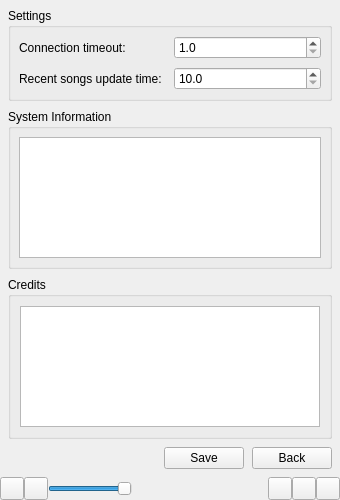
Above: resources/gui/main-window.ui from alexitx/eternal-radio-player before the change. Below: the same form after it.
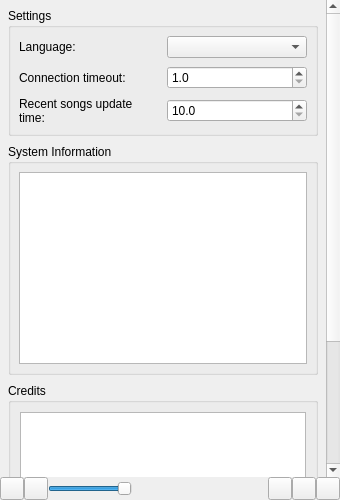
That is the form after the change. The open tabs and pages were chosen to show the change. Icons and pictures are not drawn. Custom widgets are drawn as their Qt base class.

Diff of the .ui file:
```diff
--- a/resources/gui/main-window.ui
+++ b/resources/gui/main-window.ui
@@ -150,8 +150,8 @@
             <rect>
              <x>0</x>
              <y>0</y>
-             <width>340</width>
-             <height>478</height>
+             <width>323</width>
+             <height>634</height>
             </rect>
            </property>
            <layout class="QVBoxLayout" name="settings_layout">
@@ -191,35 +191,34 @@
                <property name="spacing">
                 <number>8</number>
                </property>
-               <item row="0" column="0">
+               <item row="1" column="0">
                 <widget class="QLabel" name="connection_timeout_label">
                  <property name="text">
                   <string notr="true">Connection timeout:</string>
                  </property>
+                 <property name="wordWrap">
+                  <bool>true</bool>
+                 </property>
                 </widget>
                </item>
-               <item row="1" column="0">
+               <item row="2" column="0">
                 <widget class="QLabel" name="recent_songs_update_time_label">
                  <property name="text">
                   <string notr="true">Recent songs update time:</string>
                  </property>
-                </widget>
-               </item>
-               <item row="0" column="1">
-                <widget class="QDoubleSpinBox" name="connection_timeout_input">
-                 <property name="decimals">
-                  <number>1</number>
+                 <property name="wordWrap">
+                  <bool>true</bool>
                  </property>
-                 <property name="minimum">
-                  <double>1.000000000000000</double>
-                 </property>
-                 <property name="maximum">
-                  <double>60.000000000000000</double>
-                 </property>
                 </widget>
                </item>
-               <item row="1" column="1">
+               <item row="2" column="1">
                 <widget class="QDoubleSpinBox" name="recent_songs_update_time_input">
+                 <property name="sizePolicy">
+                  <sizepolicy hsizetype="Minimum" vsizetype="Fixed">
+                   <horstretch>0</horstretch>
+                   <verstretch>0</verstretch>
+                  </sizepolicy>
+                 </property>
                  <property name="decimals">
                   <number>1</number>
                  </property>
@@ -231,6 +230,45 @@
                  </property>
                 </widget>
                </item>
+               <item row="1" column="1">
+                <widget class="QDoubleSpinBox" name="connection_timeout_input">
+                 <property name="sizePolicy">
+                  <sizepolicy hsizetype="Minimum" vsizetype="Fixed">
+                   <horstretch>0</horstretch>
+                   <verstretch>0</verstretch>
+                  </sizepolicy>
+                 </property>
+                 <property name="decimals">
+                  <number>1</number>
+                 </property>
+                 <property name="minimum">
+                  <double>1.000000000000000</double>
+                 </property>
+                 <property name="maximum">
+                  <double>60.000000000000000</double>
+                 </property>
+                </widget>
+               </item>
+               <item row="0" column="0">
+                <widget class="QLabel" name="language_label">
+                 <property name="text">
+                  <string notr="true">Language:</string>
+                 </property>
+                 <property name="wordWrap">
+                  <bool>true</bool>
+                 </property>
+                </widget>
+               </item>
+               <item row="0" column="1">
+                <widget class="QComboBox" name="language_input">
+                 <property name="sizePolicy">
+                  <sizepolicy hsizetype="Minimum" vsizetype="Fixed">
+                   <horstretch>0</horstretch>
+                   <verstretch>0</verstretch>
+                  </sizepolicy>
+                 </property>
+                </widget>
+               </item>
               </layout>
              </widget>
             </item>
```
